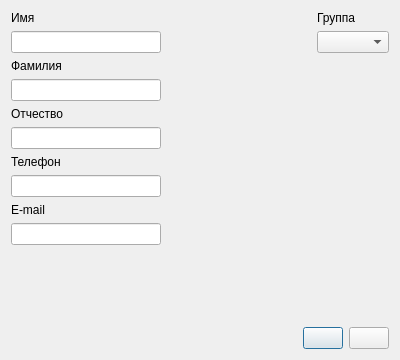
Old version of the form ui/insertstudent.ui in the repository 7enSmile/clientVKR.
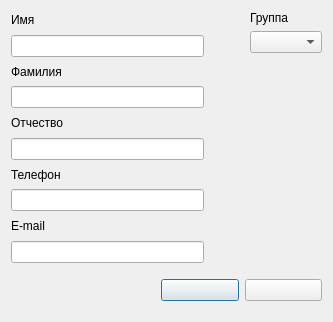
New version of the form.

What changed in the file:
```diff
--- a/ui/insertstudent.ui
+++ b/ui/insertstudent.ui
@@ -6,8 +6,8 @@
    <rect>
     <x>0</x>
     <y>0</y>
-    <width>400</width>
-    <height>360</height>
+    <width>333</width>
+    <height>317</height>
    </rect>
   </property>
   <property name="windowTitle">
@@ -72,6 +72,8 @@
          <item>
           <widget class="QLineEdit" name="lineEditPhone"/>
          </item>
+        </layout>
+       </item>
          <item>
           <layout class="QVBoxLayout" name="verticalLayout_6">
            <item>
@@ -88,13 +90,14 @@
          </item>
         </layout>
        </item>
-      </layout>
-     </item>
      <item>
       <spacer name="horizontalSpacer">
        <property name="orientation">
         <enum>Qt::Horizontal</enum>
        </property>
+       <property name="sizeType">
+        <enum>QSizePolicy::Fixed</enum>
+       </property>
        <property name="sizeHint" stdset="0">
         <size>
          <width>40</width>
@@ -106,7 +109,7 @@
      <item>
       <layout class="QVBoxLayout" name="verticalLayout_5">
        <item>
-        <widget class="QLabel" name="label_9">
+        <widget class="QLabel" name="label_2">
          <property name="text">
           <string>Группа</string>
          </property>
@@ -120,10 +123,13 @@
          <property name="orientation">
           <enum>Qt::Vertical</enum>
          </property>
+         <property name="sizeType">
+          <enum>QSizePolicy::Fixed</enum>
+         </property>
          <property name="sizeHint" stdset="0">
           <size>
            <width>20</width>
-           <height>40</height>
+           <height>210</height>
           </size>
          </property>
         </spacer>
@@ -137,10 +143,13 @@
      <property name="orientation">
       <enum>Qt::Vertical</enum>
      </property>
+     <property name="sizeType">
+      <enum>QSizePolicy::Fixed</enum>
+     </property>
      <property name="sizeHint" stdset="0">
       <size>
        <width>20</width>
-       <height>40</height>
+       <height>10</height>
       </size>
      </property>
     </spacer>
@@ -152,9 +161,12 @@
        <property name="orientation">
         <enum>Qt::Horizontal</enum>
        </property>
+       <property name="sizeType">
+        <enum>QSizePolicy::Fixed</enum>
+       </property>
        <property name="sizeHint" stdset="0">
         <size>
-         <width>10</width>
+         <width>150</width>
          <height>20</height>
         </size>
        </property>
@@ -176,6 +188,22 @@
      </item>
     </layout>
    </item>
+   <item>
+    <spacer name="verticalSpacer_3">
+     <property name="orientation">
+      <enum>Qt::Vertical</enum>
+     </property>
+     <property name="sizeType">
+      <enum>QSizePolicy::Fixed</enum>
+     </property>
+     <property name="sizeHint" stdset="0">
+      <size>
+       <width>20</width>
+       <height>10</height>
+      </size>
+     </property>
+    </spacer>
+   </item>
   </layout>
  </widget>
  <tabstops>
```
Lines whose indentation alone changed are shown as unchanged.
